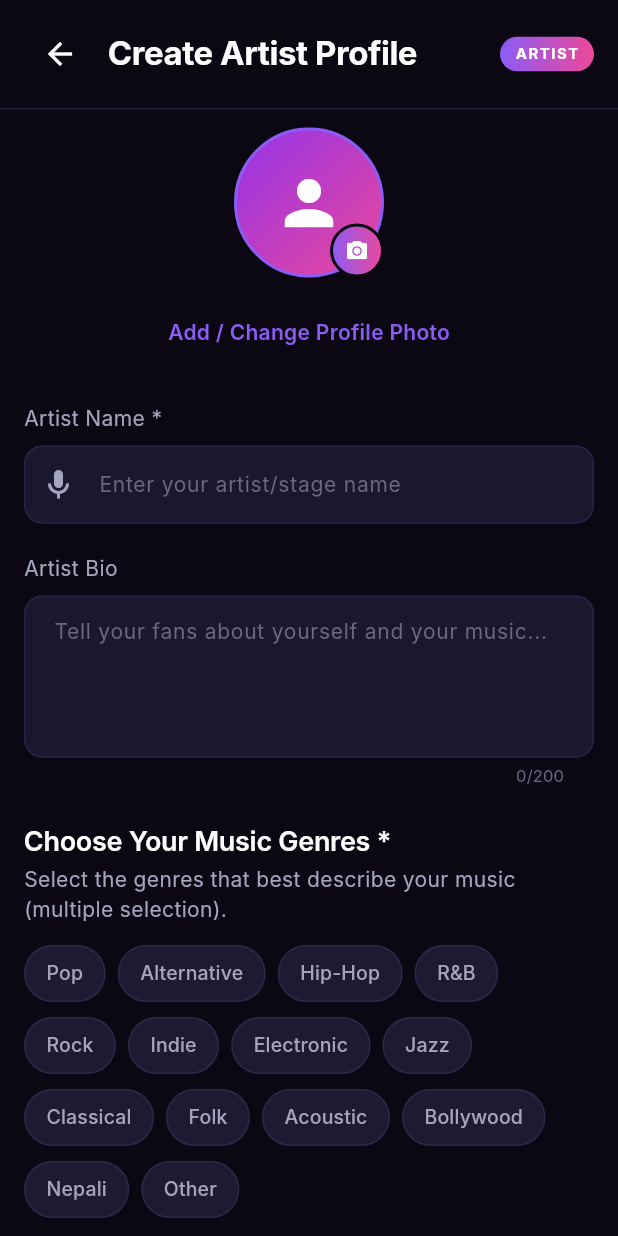
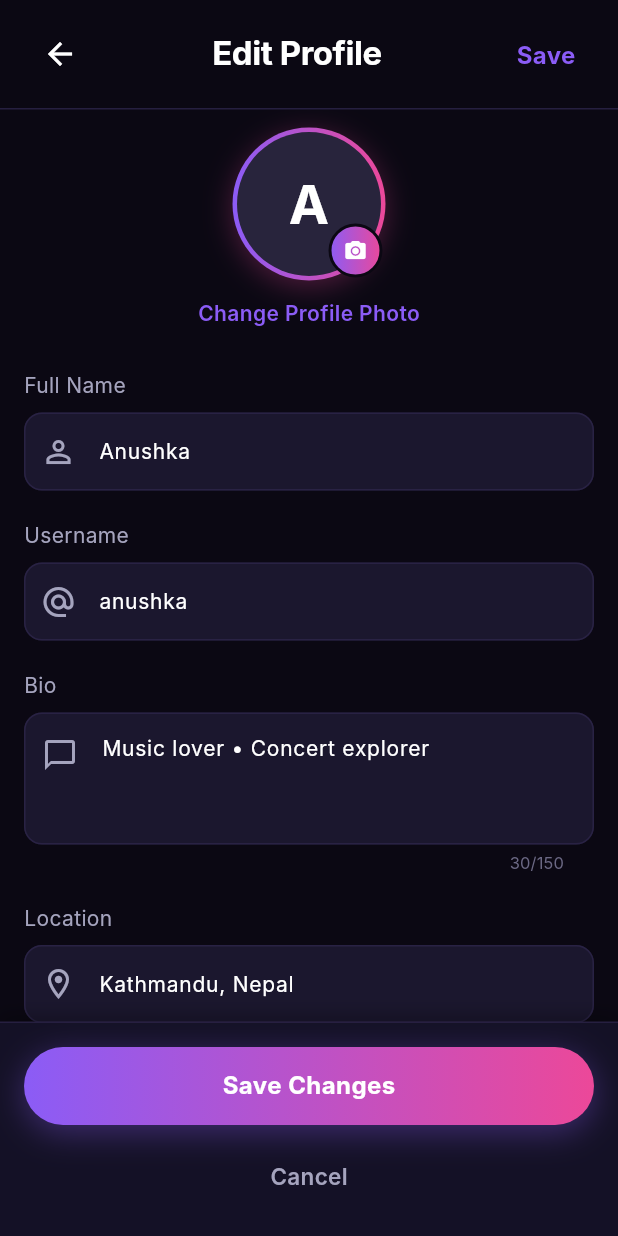
Before and after one commit to anushkachalisee-sys/VIVA_Batch39_AIC, a Flutter app: the screen it shows after launch, on a phone screen of 412 x 824 dp. Run offline on Flutter 3.47's test engine with Material 3 defaults, Android fonts, the phone set to English and light mode, and no system bars; accounts and stored records are empty; Roboto replaces fonts that are missing (Inter).

Commit message:
Edit profile scrren UI completed

```diff
--- a/lib/app/routes/app_routes.dart
+++ b/lib/app/routes/app_routes.dart
@@ -2,16 +2,19 @@ import 'package:flutter/material.dart';
 import '../../features/authentication/presentation/listener/user_login_page.dart';
 import '../../features/authentication/presentation/artist/artist_login_page.dart';
 import '../../features/artist_profile/presentation/artist_profile_setup_screen.dart';
+import '../../features/profile/presentation/listener/pages/edit_profile_screen.dart';
 
 /// Navigation routes for VIVA.
 class AppRoutes {
   static const String userLogin = '/user-login';
   static const String artistLogin = '/artist-login';
   static const String artistProfileSetup = '/artist-profile-setup';
+  static const String editProfile = '/edit-profile';
 
   static Map<String, WidgetBuilder> get routes => {
         userLogin: (context) => const UserLoginPage(),
         artistLogin: (context) => const ArtistLoginPage(),
         artistProfileSetup: (context) => const ArtistProfileSetupScreen(),
+        editProfile: (context) => const EditProfileScreen(),
       };
 }
--- /dev/null
+++ b/lib/features/profile/presentation/listener/pages/edit_profile_screen.dart
@@ -0,0 +1,409 @@
+import 'package:flutter/material.dart';
+import 'package:viva/app/theme/app_colors.dart';
+import 'package:viva/app/theme/app_dimensions.dart';
+import 'package:viva/app/theme/app_text_styles.dart';
+import 'package:viva/core/widgets/custom_text_field.dart';
+import 'package:viva/core/widgets/gradient_button.dart';
+import 'package:viva/features/music_preferences/presentation/widgets/preference_chip.dart';
+import '../widgets/change_profile_photo_bottom_sheet.dart';
+
+/// Edit Profile screen allowing users to edit Full Name, Username, Bio (with 150 char counter),
+/// Location, Profile Photo, and Music Preferences.
+class EditProfileScreen extends StatefulWidget {
+  const EditProfileScreen({super.key});
+
+  @override
+  State<EditProfileScreen> createState() => _EditProfileScreenState();
+}
+
+class _EditProfileScreenState extends State<EditProfileScreen> {
+  final _formKey = GlobalKey<FormState>();
+
+  late final TextEditingController _nameController;
+  late final TextEditingController _usernameController;
+  late final TextEditingController _bioController;
+  late final TextEditingController _locationController;
+
+  String? _selectedImagePath; // null means default placeholder avatar
+  final Set<String> _selectedGenres = {'Pop', 'Alternative', 'R&B', 'Indie', 'Electronic'};
+
+  static const List<String> _availableGenres = [
+    'Pop',
+    'Alternative',
+    'Hip-Hop',
+    'R&B',
+    'Rock',
+    'Indie',
+    'Electronic',
+    'Jazz',
+    'Classical',
+    'Folk',
+    'Acoustic',
+    'Bollywood',
+    'Nepali',
+    'Other',
+  ];
+
+  static const List<String> _samplePhotos = [
+    'assets/images/artists/ariana_grande.jpg',
+    'assets/images/artists/lana_del_rey.jpg',
+    'assets/images/artists/sza.jpg',
+    'assets/images/artists/justin_bieber.jpg',
+  ];
+
+  @override
+  void initState() {
+    super.initState();
+    _nameController = TextEditingController(text: 'Anushka');
+    _usernameController = TextEditingController(text: 'anushka');
+    _bioController = TextEditingController(text: 'Music lover • Concert explorer');
+    _locationController = TextEditingController(text: 'Kathmandu, Nepal');
+  }
+
+  @override
+  void dispose() {
+    _nameController.dispose();
+    _usernameController.dispose();
+    _bioController.dispose();
+    _locationController.dispose();
+    super.dispose();
+  }
+
+  void _toggleGenre(String genre) {
+    setState(() {
+      if (_selectedGenres.contains(genre)) {
+        _selectedGenres.remove(genre);
+      } else {
+        _selectedGenres.add(genre);
+      }
+    });
+  }
+
+  void _showChangePhotoBottomSheet() {
+    showModalBottomSheet(
+      context: context,
+      backgroundColor: Colors.transparent,
+      isScrollControlled: true,
+      builder: (context) {
+        return ChangeProfilePhotoBottomSheet(
+          onGalleryTap: () {
+            Navigator.pop(context);
+            setState(() {
+              _selectedImagePath = _samplePhotos[0];
+            });
+            _showSnackBar('Profile photo updated from Gallery');
+          },
+          onCameraTap: () {
+            Navigator.pop(context);
+            setState(() {
+              _selectedImagePath = _samplePhotos[1];
+            });
+            _showSnackBar('Profile photo captured from Camera');
+          },
+          onRemoveTap: () {
+            Navigator.pop(context);
+            setState(() {
+              _selectedImagePath = null;
+            });
+            _showSnackBar('Profile photo removed');
+          },
+        );
+      },
+    );
+  }
+
+  void _showSnackBar(String message) {
+    ScaffoldMessenger.of(context).hideCurrentSnackBar();
+    ScaffoldMessenger.of(context).showSnackBar(
+      SnackBar(
+        content: Text(message),
+        backgroundColor: AppColors.cardBackground,
+        behavior: SnackBarBehavior.floating,
+        shape: RoundedRectangleBorder(
+          borderRadius: BorderRadius.circular(12),
+          side: const BorderSide(color: AppColors.primaryPurple),
+        ),
+      ),
+    );
+  }
+
+  void _handleSaveChanges() {
+    if (_formKey.currentState?.validate() ?? false) {
+      _showSnackBar('Profile updated successfully!');
+      Future.delayed(const Duration(milliseconds: 1200), () {
+        if (mounted) Navigator.pop(context);
+      });
+    }
+  }
+
+  @override
+  Widget build(BuildContext context) {
+    return Scaffold(
+      backgroundColor: AppColors.background,
+      body: SafeArea(
+        child: Column(
+          children: [
+            // Header
+            Padding(
+              padding: const EdgeInsets.symmetric(horizontal: 16, vertical: 12),
+              child: Row(
+                children: [
+                  IconButton(
+                    icon: const Icon(Icons.arrow_back, color: AppColors.primaryText),
+                    onPressed: () => Navigator.pop(context),
+                  ),
+                  const Expanded(
+                    child: Text(
+                      'Edit Profile',
+                      style: AppTextStyles.heading2,
+                      textAlign: TextAlign.center,
+                    ),
+                  ),
+                  TextButton(
+                    onPressed: _handleSaveChanges,
+                    child: const Text(
+                      'Save',
+                      style: TextStyle(
+                        color: AppColors.primaryPurple,
+                        fontSize: 16,
+                        fontWeight: FontWeight.bold,
+                      ),
+                    ),
+                  ),
+                ],
+              ),
+            ),
+            const Divider(color: AppColors.cardBorder, height: 1),
+
+            // Scrollable Content
+            Expanded(
+              child: SingleChildScrollView(
+                physics: const BouncingScrollPhysics(),
+                padding: AppDimensions.screenPadding,
+                child: Form(
+                  key: _formKey,
+                  child: Column(
+                    crossAxisAlignment: CrossAxisAlignment.start,
+                    children: [
+                      // Profile Photo Section
+                      Center(
+                        child: Column(
+                          children: [
+                            Stack(
+                              children: [
+                                Container(
+                                  padding: const EdgeInsets.all(3),
+                                  decoration: BoxDecoration(
+                                    shape: BoxShape.circle,
+                                    gradient: AppColors.primaryGradient,
+                                    boxShadow: [
+                                      BoxShadow(
+                                        color: AppColors.primaryPink.withValues(alpha: 0.3),
+                                        blurRadius: 16,
+                                        offset: const Offset(0, 4),
+                                      ),
+                                    ],
+                                  ),
+                                  child: GestureDetector(
+                                    onTap: _showChangePhotoBottomSheet,
+                                    child: CircleAvatar(
+                                      radius: 48,
+                                      backgroundColor: AppColors.avatarPlaceholder,
+                                      backgroundImage: _selectedImagePath != null
+                                          ? AssetImage(_selectedImagePath!)
+                                          : null,
+                                      child: _selectedImagePath == null
+                                          ? const Text(
+                                              'A',
+                                              style: TextStyle(
+                                                color: Colors.white,
+                                                fontSize: 36,
+                                                fontWeight: FontWeight.bold,
+                                              ),
+                                            )
+                                          : null,
+                                    ),
+                                  ),
+                                ),
+                                Positioned(
+                                  bottom: 2,
+                                  right: 2,
+                                  child: GestureDetector(
+                                    onTap: _showChangePhotoBottomSheet,
+                                    child: Container(
+                                      padding: const EdgeInsets.all(8),
+                                      decoration: BoxDecoration(
+                                        gradient: AppColors.primaryGradient,
+                                        shape: BoxShape.circle,
+                                        border: Border.all(color: AppColors.background, width: 2),
+                                      ),
+                                      child: const Icon(
+                                        Icons.camera_alt,
+                                        size: 16,
+                                        color: Colors.white,
+                                      ),
+                                    ),
+                                  ),
+                                ),
+                              ],
+                            ),
+                            const SizedBox(height: 12),
+                            GestureDetector(
+                              onTap: _showChangePhotoBottomSheet,
+                              child: const Text(
+                                'Change Profile Photo',
+                                style: TextStyle(
+                                  color: AppColors.primaryPurple,
+                                  fontWeight: FontWeight.w600,
+                                  fontSize: 14,
+                                ),
+                              ),
+                            ),
+                          ],
+                        ),
+                      ),
+                      const SizedBox(height: 28),
+
+                      // Personal Information Fields
+                      CustomTextField(
+                        controller: _nameController,
+                        labelText: 'Full Name',
+                        hintText: 'Enter your full name',
+                        prefixIcon: const Icon(Icons.person_outline, color: AppColors.secondaryText),
+                        validator: (v) => v == null || v.trim().isEmpty ? 'Name cannot be empty' : null,
+                      ),
+                      const SizedBox(height: 20),
+
+                      CustomTextField(
+                        controller: _usernameController,
+                        labelText: 'Username',
+                        hintText: 'Enter username',
+                        prefixIcon: const Icon(Icons.alternate_email, color: AppColors.secondaryText),
+                        validator: (v) => v == null || v.trim().isEmpty ? 'Username cannot be empty' : null,
+                      ),
+                      const SizedBox(height: 20),
+
+                      // Bio with 150 char counter
+                      Column(
+                        crossAxisAlignment: CrossAxisAlignment.start,
+                        children: [
+                          const Text(
+                            'Bio',
+                            style: AppTextStyles.subtitle,
+                          ),
+                          const SizedBox(height: 8),
+                          TextFormField(
+                            controller: _bioController,
+                            maxLength: 150,
+                            maxLines: 3,
+                            style: AppTextStyles.input,
+                            cursorColor: AppColors.primaryPink,
+                            onChanged: (_) => setState(() {}),
+                            decoration: InputDecoration(
+                              hintText: 'Music lover • Concert explorer',
+                              hintStyle: AppTextStyles.hint,
+                              filled: true,
+                              fillColor: AppColors.searchBackground,
+                              prefixIcon: const Padding(
+                                padding: EdgeInsets.only(bottom: 32),
+                                child: Icon(Icons.chat_bubble_outline, color: AppColors.secondaryText),
+                              ),
+                              border: OutlineInputBorder(
+                                borderRadius: BorderRadius.circular(AppDimensions.inputRadius),
+                                borderSide: const BorderSide(color: AppColors.searchBorder),
+                              ),
+                              enabledBorder: OutlineInputBorder(
+                                borderRadius: BorderRadius.circular(AppDimensions.inputRadius),
+                                borderSide: const BorderSide(color: AppColors.searchBorder),
+                              ),
+                              focusedBorder: OutlineInputBorder(
+                                borderRadius: BorderRadius.circular(AppDimensions.inputRadius),
+                                borderSide: const BorderSide(color: AppColors.primaryPurple),
+                              ),
+                              counterStyle: AppTextStyles.caption,
+                            ),
+                          ),
+                        ],
+                      ),
+                      const SizedBox(height: 20),
+
+                      CustomTextField(
+                        controller: _locationController,
+                        labelText: 'Location',
+                        hintText: 'Add your location',
+                        prefixIcon: const Icon(Icons.location_on_outlined, color: AppColors.secondaryText),
+                      ),
+                      const SizedBox(height: 32),
+
+                      // Music Preferences Section
+                      const Text(
+                        'Music Preferences',
+                        style: AppTextStyles.heading3,
+                      ),
+                      const SizedBox(height: 4),
+                      const Text(
+                        'Your taste. Your people. Pick all that fit.',
+                        style: AppTextStyles.subtitle,
+                      ),
+                      const SizedBox(height: 14),
+                      Wrap(
+                        spacing: 8,
+                        runSpacing: 10,
+                        children: _availableGenres.map((genre) {
+                          final isSelected = _selectedGenres.contains(genre);
+                          return PreferenceChip(
+                            label: genre,
+                            isSelected: isSelected,
+                            onTap: () => _toggleGenre(genre),
+                          );
+                        }).toList(),
+                      ),
+                      const SizedBox(height: 40),
+                    ],
+                  ),
+                ),
+              ),
+            ),
+
+            // Fixed Bottom Action Area
+            Container(
+              padding: const EdgeInsets.all(16),
+              decoration: BoxDecoration(
+                color: AppColors.cardBackground,
+                border: const Border(top: BorderSide(color: AppColors.cardBorder)),
+                boxShadow: [
+                  BoxShadow(
+                    color: Colors.black.withValues(alpha: 0.3),
+                    blurRadius: 10,
+                    offset: const Offset(0, -4),
+                  ),
+                ],
+              ),
+              child: Column(
+                mainAxisSize: MainAxisSize.min,
+                children: [
+                  GradientButton(
+                    text: 'Save Changes',
+                    onPressed: _handleSaveChanges,
+                  ),
+                  const SizedBox(height: 10),
+                  TextButton(
+                    onPressed: () => Navigator.pop(context),
+                    child: const Text(
+                      'Cancel',
+                      style: TextStyle(
+                        color: AppColors.secondaryText,
+                        fontSize: 15,
+                        fontWeight: FontWeight.w600,
+                      ),
+                    ),
+                  ),
+                ],
+              ),
+            ),
+          ],
+        ),
+      ),
+    );
+  }
+}
--- a/lib/main.dart
+++ b/lib/main.dart
@@ -20,8 +20,8 @@ class VivaApp extends StatelessWidget {
       theme: AppTheme.darkTheme,
       darkTheme: AppTheme.darkTheme,
       themeMode: ThemeMode.dark,
-      // Launch Artist Profile Setup screen directly for US29 testing.
-      initialRoute: AppRoutes.artistProfileSetup,
+      // Launch Edit Profile screen directly for testing.
+      initialRoute: AppRoutes.editProfile,
       routes: {
         ...AppRoutes.routes,
         '/': (context) => const RegistrationScreen(),
```
Also changed, not shown: lib/features/profile/presentation/listener/widgets/change_profile_photo_bottom_sheet.dart (added, +162 -0 lines), 1 other file.
